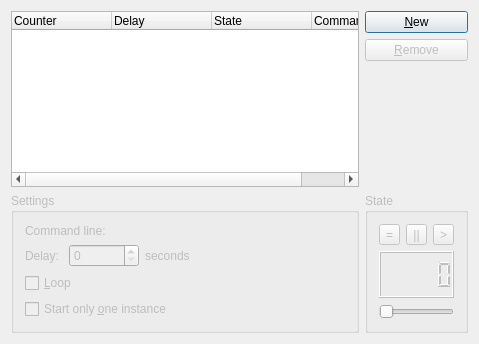
KDE/ktimer, file prefwidget.ui: the form before one commit.
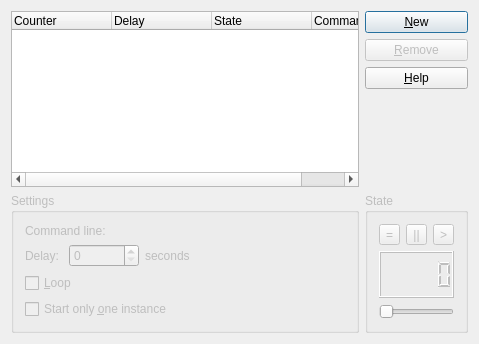
The form after the commit. Custom widgets are drawn as their Qt base class.

Commit message: add a help button to make the handbook easily accessible

Patch:
```diff
--- a/prefwidget.ui
+++ b/prefwidget.ui
@@ -19,7 +19,7 @@
    <property name="spacing" >
     <number>6</number>
    </property>
-   <item rowspan="3" row="0" column="0" >
+   <item rowspan="4" row="0" column="0" >
     <widget class="QTreeWidget" name="m_list" >
      <property name="allColumnsShowFocus" >
       <bool>true</bool>
@@ -75,7 +75,7 @@
      </property>
     </widget>
    </item>
-   <item row="2" column="1" >
+   <item row="3" column="1" >
     <spacer>
      <property name="orientation" >
       <enum>Qt::Vertical</enum>
@@ -91,7 +91,7 @@
      </property>
     </spacer>
    </item>
-   <item row="4" column="0" >
+   <item row="5" column="0" >
     <widget class="QGroupBox" name="m_settings" >
      <property name="enabled" >
       <bool>false</bool>
@@ -170,7 +170,7 @@
      </layout>
     </widget>
    </item>
-   <item row="4" column="1" >
+   <item row="5" column="1" >
     <widget class="QGroupBox" name="m_state" >
      <property name="enabled" >
       <bool>false</bool>
@@ -237,6 +237,16 @@
      </layout>
     </widget>
    </item>
+   <item row="2" column="1" >
+    <widget class="QPushButton" name="m_help" >
+     <property name="toolTip" >
+      <string>Show help</string>
+     </property>
+     <property name="text" >
+      <string>&amp;Help</string>
+     </property>
+    </widget>
+   </item>
   </layout>
  </widget>
  <layoutdefault spacing="6" margin="11" />
```
The commit also changes 2 other files.
